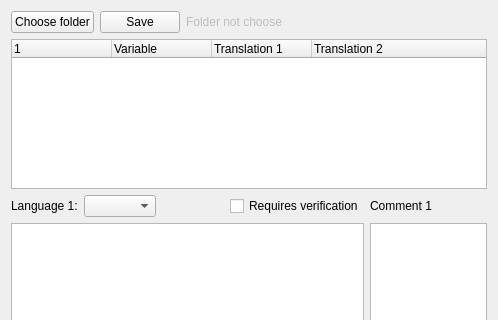
Old version of the form src/resource/ui/editor_window.ui in the repository m-xim/fluentus; both pictures show x 0 to 498 and y 0 to 320 of the 498 by 486 pixel window.
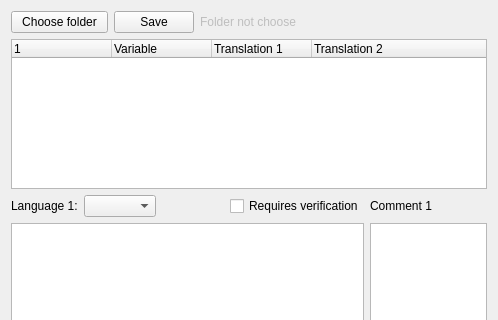
New version of the form. Icons and pictures are not drawn.

Commit message: fix(ui): Update hover color for 'new_project' button and padding folder_button

```diff
--- a/src/resource/ui/editor_window.ui
+++ b/src/resource/ui/editor_window.ui
@@ -23,11 +23,35 @@
   <property name="autoFillBackground">
    <bool>false</bool>
   </property>
+  <property name="styleSheet">
+   <string notr="true"/>
+  </property>
   <layout class="QVBoxLayout" name="verticalLayout">
    <item>
     <layout class="QHBoxLayout" name="horizontalLayout_3" stretch="0,0,3">
      <item>
       <widget class="QPushButton" name="folder_button">
+       <property name="enabled">
+        <bool>true</bool>
+       </property>
+       <property name="sizePolicy">
+        <sizepolicy hsizetype="Preferred" vsizetype="Preferred">
+         <horstretch>0</horstretch>
+         <verstretch>0</verstretch>
+        </sizepolicy>
+       </property>
+       <property name="baseSize">
+        <size>
+         <width>0</width>
+         <height>0</height>
+        </size>
+       </property>
+       <property name="styleSheet">
+        <string notr="true">QPushButton {
+                padding: 0 10px;
+            }
+</string>
+       </property>
        <property name="text">
         <string>Choose folder</string>
        </property>
@@ -35,6 +59,12 @@
      </item>
      <item>
       <widget class="QPushButton" name="save_button">
+       <property name="sizePolicy">
+        <sizepolicy hsizetype="Preferred" vsizetype="Maximum">
+         <horstretch>0</horstretch>
+         <verstretch>0</verstretch>
+        </sizepolicy>
+       </property>
        <property name="text">
         <string>Save</string>
        </property>
```
Left out of the diff: 18 changed lines with no effect on the pictures. The commit also changes 1 other file.
